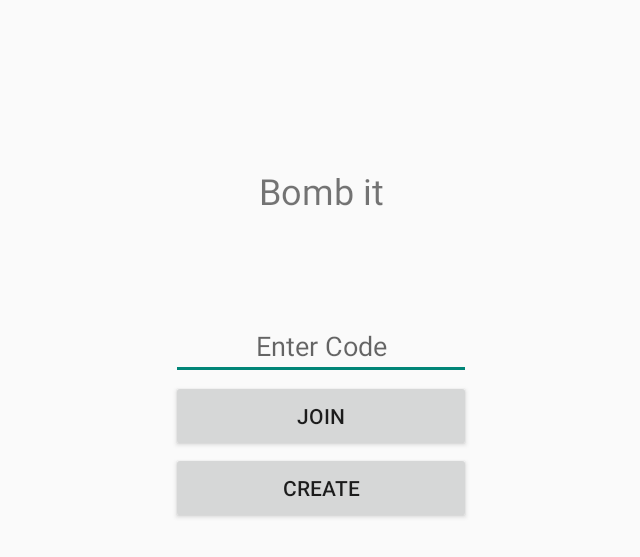
After one commit to DogaruAlexandru/Game, an Android app: the SetupActivity screen opened directly, with no data from a screen before it, on a phone screen of 824 x 412 dp (held sideways). The commit adds this screen. Shown: the top 557 px of the screen, without its empty margins (297-937 px from the left). Run offline under Robolectric (Android 15) with nearby library versions, the phone set to English and light mode, and no system bars.

Commit message:
Added more activities

```diff
--- /dev/null
+++ b/app/src/main/java/com/example/game/SetupActivity.java
@@ -0,0 +1,14 @@
+package com.example.game;
+
+import android.os.Bundle;
+
+import androidx.appcompat.app.AppCompatActivity;
+
+public class SetupActivity extends AppCompatActivity {
+
+    @Override
+    protected void onCreate(Bundle savedInstanceState) {
+        super.onCreate(savedInstanceState);
+        setContentView(R.layout.activity_setup);
+    }
+}
--- /dev/null
+++ b/app/src/main/res/layout/activity_setup.xml
@@ -0,0 +1,50 @@
+<?xml version="1.0" encoding="utf-8"?>
+<androidx.constraintlayout.widget.ConstraintLayout xmlns:android="http://schemas.android.com/apk/res/android"
+    xmlns:app="http://schemas.android.com/apk/res-auto"
+    xmlns:tools="http://schemas.android.com/tools"
+    android:layout_width="match_parent"
+    android:layout_height="match_parent"
+    tools:context=".SetupActivity">
+
+    <TextView
+        android:id="@+id/textView"
+        android:layout_width="200dp"
+        android:layout_height="wrap_content"
+        android:text="@string/title"
+        android:textAlignment="center"
+        android:textSize="24sp"
+        app:layout_constraintBottom_toTopOf="@+id/buttonJoin"
+        app:layout_constraintEnd_toEndOf="parent"
+        app:layout_constraintStart_toStartOf="parent"
+        app:layout_constraintTop_toTopOf="parent" />
+
+    <Button
+        android:id="@+id/buttonCreate"
+        android:layout_width="200dp"
+        android:layout_height="wrap_content"
+        android:text="@string/create"
+        app:layout_constraintEnd_toEndOf="parent"
+        app:layout_constraintStart_toStartOf="parent"
+        app:layout_constraintTop_toBottomOf="@+id/buttonJoin" />
+
+    <Button
+        android:id="@+id/buttonJoin"
+        android:layout_width="200dp"
+        android:layout_height="wrap_content"
+        android:text="@string/join"
+        app:layout_constraintBottom_toBottomOf="parent"
+        app:layout_constraintEnd_toEndOf="parent"
+        app:layout_constraintStart_toStartOf="parent"
+        app:layout_constraintTop_toBottomOf="@+id/textView" />
+
+    <EditText
+        android:id="@+id/editText"
+        android:layout_width="200dp"
+        android:layout_height="wrap_content"
+        android:hint="@string/enter_code"
+        android:textAlignment="center"
+        app:layout_constraintBottom_toTopOf="@+id/buttonJoin"
+        app:layout_constraintEnd_toEndOf="parent"
+        app:layout_constraintStart_toStartOf="parent" />
+
+</androidx.constraintlayout.widget.ConstraintLayout>
--- a/app/src/main/res/values/strings.xml
+++ b/app/src/main/res/values/strings.xml
@@ -1,3 +1,8 @@
 <resources>
     <string name="app_name">Game</string>
+    <string name="title">Bomb it</string>
+    <string name="play">Play</string>
+    <string name="join">Join</string>
+    <string name="create">Create</string>
+    <string name="enter_code">Enter Code</string>
 </resources>
--- /dev/null
+++ b/app/src/main/res/values/styles.xml
@@ -0,0 +1,9 @@
+<?xml version="1.0" encoding="utf-8"?>
+<resources>
+    <style name="AppFullScreenTheme" parent="Theme.AppCompat.DayNight.NoActionBar">
+        <item name="android:windowNoTitle">true</item>
+        <item name="android:windowActionBar">false</item>
+        <item name="android:windowFullscreen">true</item>
+        <item name="android:windowContentOverlay">@null</item>
+    </style>
+</resources>
```
Also changed, not shown: app/src/main/AndroidManifest.xml (+14 -4 lines), app/src/main/java/com/example/game/GameplayActivity.java (+3 -5 lines), app/src/main/java/com/example/game/StartActivity.java (added, +14 -0 lines), app/src/main/res/layout/activity_main.xml (deleted, +0 -18 lines), app/src/main/res/layout/activity_start.xml (added, +30 -0 lines).
